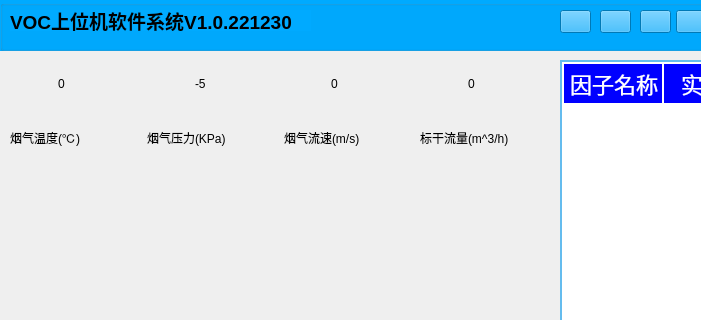
Above: voc-gas/mainwindow.ui from aa123Eason/workcode before the change; both pictures show x 0 to 701 and y 0 to 320 of the 1024 by 768 pixel window. Below: the same form after it.
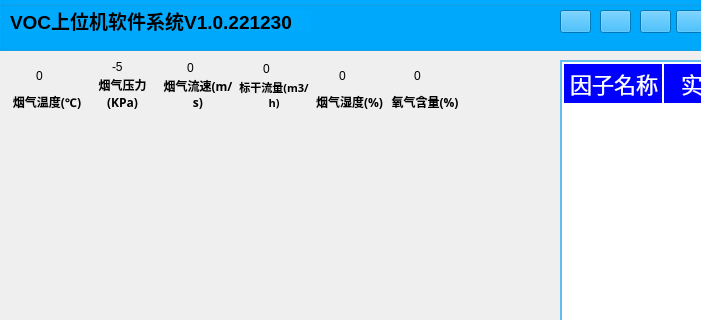
That is the form after the change. Icons and pictures are not drawn.

```diff
--- a/voc-gas/mainwindow.ui
+++ b/voc-gas/mainwindow.ui
@@ -254,16 +254,19 @@
       <height>101</height>
      </rect>
     </property>
-    <layout class="QHBoxLayout" name="horizontalLayout_5" stretch="1,1,1,1">
+    <layout class="QHBoxLayout" name="horizontalLayout_5" stretch="1,1,1,1,1,1">
+     <property name="spacing">
+      <number>2</number>
+     </property>
+     <property name="sizeConstraint">
+      <enum>QLayout::SetFixedSize</enum>
+     </property>
      <item>
-      <layout class="QVBoxLayout" name="verticalLayout">
+      <layout class="QVBoxLayout" name="verticalLayout" stretch="2,1">
        <item>
         <layout class="QHBoxLayout" name="horizontalLayout" stretch="1,2">
          <item>
           <widget class="QLabel" name="label_4">
-           <property name="styleSheet">
-            <string notr="true">border-image: url(:/images/wendu.png);</string>
-           </property>
            <property name="text">
             <string/>
            </property>
@@ -280,22 +283,33 @@
        </item>
        <item>
         <widget class="QLabel" name="label_8">
+         <property name="font">
+          <font>
+           <family>微软雅黑</family>
+           <pointsize>9</pointsize>
+           <weight>75</weight>
+           <bold>true</bold>
+          </font>
+         </property>
          <property name="text">
           <string>烟气温度(℃)</string>
          </property>
+         <property name="alignment">
+          <set>Qt::AlignCenter</set>
+         </property>
+         <property name="wordWrap">
+          <bool>true</bool>
+         </property>
         </widget>
        </item>
       </layout>
      </item>
      <item>
-      <layout class="QVBoxLayout" name="verticalLayout_2">
+      <layout class="QVBoxLayout" name="verticalLayout_2" stretch="2,1">
        <item>
         <layout class="QHBoxLayout" name="horizontalLayout_2" stretch="1,2">
          <item>
           <widget class="QLabel" name="label_5">
-           <property name="styleSheet">
-            <string notr="true">border-image: url(:/images/yali.png);</string>
-           </property>
            <property name="text">
             <string/>
            </property>
@@ -312,22 +326,33 @@
        </item>
        <item>
         <widget class="QLabel" name="label_9">
+         <property name="font">
+          <font>
+           <family>微软雅黑</family>
+           <pointsize>9</pointsize>
+           <weight>75</weight>
+           <bold>true</bold>
+          </font>
+         </property>
          <property name="text">
           <string>烟气压力(KPa)</string>
          </property>
+         <property name="alignment">
+          <set>Qt::AlignCenter</set>
+         </property>
+         <property name="wordWrap">
+          <bool>true</bool>
+         </property>
         </widget>
        </item>
       </layout>
      </item>
      <item>
-      <layout class="QVBoxLayout" name="verticalLayout_3">
+      <layout class="QVBoxLayout" name="verticalLayout_3" stretch="2,1">
        <item>
         <layout class="QHBoxLayout" name="horizontalLayout_3" stretch="1,2">
          <item>
           <widget class="QLabel" name="label_6">
-           <property name="styleSheet">
-            <string notr="true">border-image: url(:/images/liusu.png);</string>
-           </property>
            <property name="text">
             <string/>
            </property>
@@ -344,22 +369,33 @@
        </item>
        <item>
         <widget class="QLabel" name="label_10">
+         <property name="font">
+          <font>
+           <family>微软雅黑</family>
+           <pointsize>9</pointsize>
+           <weight>75</weight>
+           <bold>true</bold>
+          </font>
+         </property>
          <property name="text">
           <string>烟气流速(m/s)</string>
          </property>
+         <property name="alignment">
+          <set>Qt::AlignCenter</set>
+         </property>
+         <property name="wordWrap">
+          <bool>true</bool>
+         </property>
         </widget>
        </item>
       </layout>
      </item>
      <item>
-      <layout class="QVBoxLayout" name="verticalLayout_4">
+      <layout class="QVBoxLayout" name="verticalLayout_4" stretch="2,1">
        <item>
         <layout class="QHBoxLayout" name="horizontalLayout_4" stretch="1,2">
          <item>
           <widget class="QLabel" name="label_7">
-           <property name="styleSheet">
-            <string notr="true">border-image: url(:/images/liuliang.png);</string>
-           </property>
            <property name="text">
             <string/>
            </property>
@@ -376,8 +412,114 @@
        </item>
        <item>
         <widget class="QLabel" name="label_11">
+         <property name="font">
+          <font>
+           <family>微软雅黑</family>
+           <pointsize>8</pointsize>
+           <weight>75</weight>
+           <bold>true</bold>
+          </font>
+         </property>
          <property name="text">
-          <string>标干流量(m^3/h)</string>
+          <string>标干流量(m3/h)</string>
+         </property>
+         <property name="alignment">
+          <set>Qt::AlignCenter</set>
+         </property>
+         <property name="wordWrap">
+          <bool>true</bool>
+         </property>
+        </widget>
+       </item>
+      </layout>
+     </item>
+     <item>
+      <layout class="QVBoxLayout" name="verticalLayout_6" stretch="2,1">
+       <item>
+        <layout class="QHBoxLayout" name="horizontalLayout_6" stretch="1,2">
+         <item>
+          <widget class="QLabel" name="label_16">
+           <property name="text">
+            <string/>
+           </property>
+           <property name="pixmap">
+            <pixmap resource="res.qrc">:/images/sd.png</pixmap>
+           </property>
+          </widget>
+         </item>
+         <item>
+          <widget class="QLabel" name="label_17">
+           <property name="text">
+            <string>0</string>
+           </property>
+          </widget>
+         </item>
+        </layout>
+       </item>
+       <item>
+        <widget class="QLabel" name="label_18">
+         <property name="font">
+          <font>
+           <family>微软雅黑</family>
+           <pointsize>9</pointsize>
+           <weight>75</weight>
+           <bold>true</bold>
+          </font>
+         </property>
+         <property name="text">
+          <string>烟气湿度(%)</string>
+         </property>
+         <property name="alignment">
+          <set>Qt::AlignCenter</set>
+         </property>
+         <property name="wordWrap">
+          <bool>true</bool>
+         </property>
+        </widget>
+       </item>
+      </layout>
+     </item>
+     <item>
+      <layout class="QVBoxLayout" name="verticalLayout_7" stretch="2,1">
+       <item>
+        <layout class="QHBoxLayout" name="horizontalLayout_7" stretch="1,2">
+         <item>
+          <widget class="QLabel" name="label_19">
+           <property name="text">
+            <string/>
+           </property>
+           <property name="pixmap">
+            <pixmap resource="res.qrc">:/images/o2.png</pixmap>
+           </property>
+          </widget>
+         </item>
+         <item>
+          <widget class="QLabel" name="label_20">
+           <property name="text">
+            <string>0</string>
+           </property>
+          </widget>
+         </item>
+        </layout>
+       </item>
+       <item>
+        <widget class="QLabel" name="label_21">
+         <property name="font">
+          <font>
+           <family>微软雅黑</family>
+           <pointsize>9</pointsize>
+           <weight>75</weight>
+           <bold>true</bold>
+          </font>
+         </property>
+         <property name="text">
+          <string>氧气含量(%)</string>
+         </property>
+         <property name="alignment">
+          <set>Qt::AlignCenter</set>
+         </property>
+         <property name="wordWrap">
+          <bool>true</bool>
          </property>
         </widget>
        </item>
```
Left out of the diff: 19 changed lines with no effect on the pictures.
